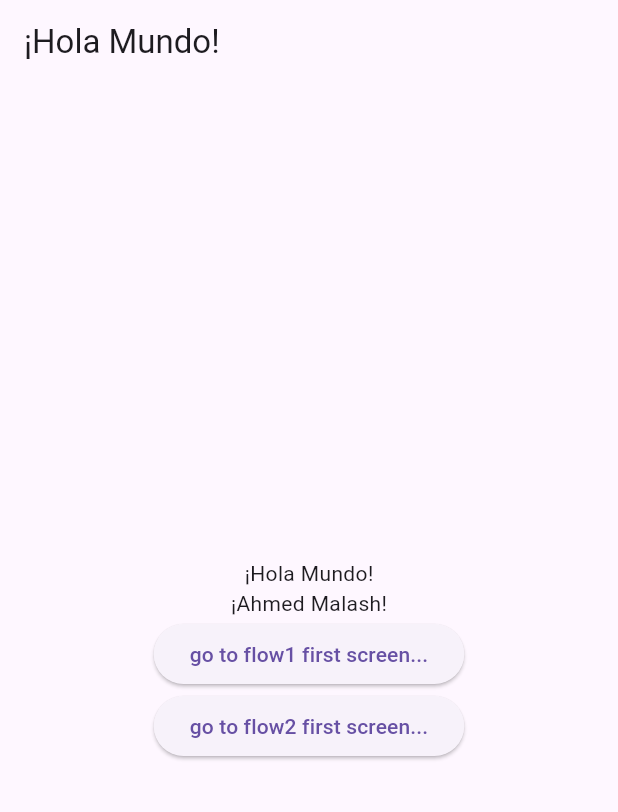
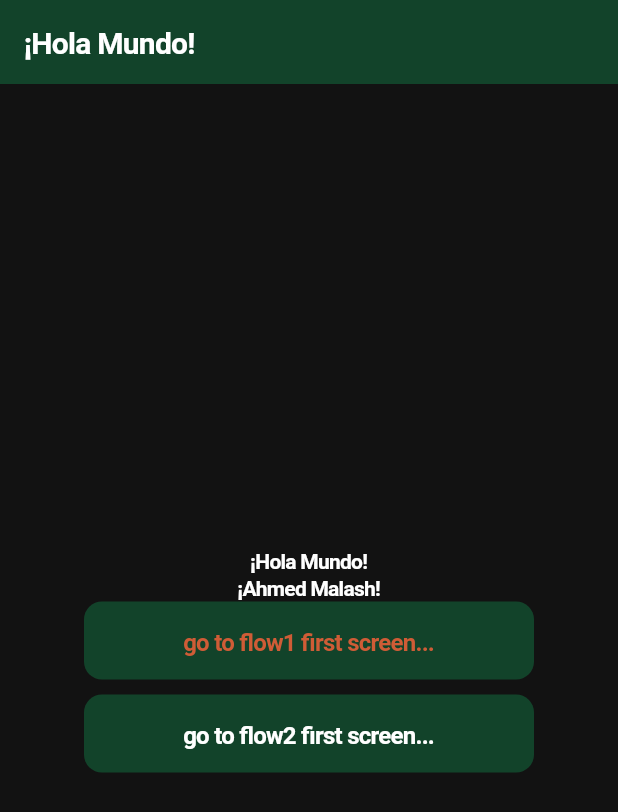
Before and after one commit to Malash99/KB_LABS_DEMO, a Flutter app: the screen it shows after launch, on a phone screen of 412 x 824 dp. Shown: the top 812 px of the screen. Run offline on Flutter 3.47's test engine with Material 3 defaults, Android fonts, the light colour scheme and no system bars; our stand-ins replace go_router.

Commit message:
Added Theme and Custom Spacings And custom Text Styles and darkMode

```diff
--- /dev/null
+++ b/lib/Theme/CustomTextStyles.dart
@@ -0,0 +1,102 @@
+
+import 'package:flutter/material.dart';
+import 'package:kb_demo_startup/Theme/Theme.dart';
+
+class AppTextStyles {
+  // Base styles
+  static TextStyle _baseStyle = TextStyle(
+    color: CustomColors.black,
+    decoration: TextDecoration.none,
+  );
+
+  static final TextStyle displayLarge = _baseStyle.copyWith(
+    fontSize: 32,
+    fontWeight: FontWeight.w700,
+    letterSpacing: -0.5,
+  );
+
+  static final TextStyle displayMedium = _baseStyle.copyWith(
+    fontSize: 28,
+    fontWeight: FontWeight.w700,
+    letterSpacing: -0.5,
+  );
+
+  static final TextStyle displaySmall = _baseStyle.copyWith(
+    fontSize: 24,
+    fontWeight: FontWeight.w700,
+    letterSpacing: -0.5,
+  );
+
+  static final TextStyle headlineMedium = _baseStyle.copyWith(
+    fontSize: 20,
+    fontWeight: FontWeight.w700,
+  );
+
+  static final TextStyle headlineSmall = _baseStyle.copyWith(
+    fontSize: 18,
+    fontWeight: FontWeight.w700,
+  );
+
+  static final TextStyle titleLarge = _baseStyle.copyWith(
+    fontSize: 16,
+    fontWeight: FontWeight.w700,
+  );
+
+  static final TextStyle titleMedium = _baseStyle.copyWith(
+    fontSize: 18,
+    fontWeight: FontWeight.w700,
+  );
+
+  static final TextStyle titleSmall = _baseStyle.copyWith(
+    fontSize: 16,
+    fontWeight: FontWeight.w700,
+  );
+
+  static final TextStyle bodyLarge = _baseStyle.copyWith(
+    fontSize: 16,
+    fontWeight: FontWeight.w400,
+  );
+
+  static final TextStyle bodyMedium = _baseStyle.copyWith(
+    fontSize: 14,
+    fontWeight: FontWeight.w400,
+  );
+
+  static final TextStyle bodySmall = _baseStyle.copyWith(
+    fontSize: 12,
+    fontWeight: FontWeight.w400,
+  );
+
+  static final TextStyle labelLarge = _baseStyle.copyWith(
+    fontSize: 16,
+    fontWeight: FontWeight.w500,
+  );
+
+  static final TextStyle labelSmall = _baseStyle.copyWith(
+    fontSize: 10,
+    fontWeight: FontWeight.w500,
+  );
+
+  static final TextStyle bodyMediumfadedBold = bodyLarge.copyWith(
+    color: CustomColors.faded,
+    fontWeight: FontWeight.bold,
+  );
+
+  static final TextStyle bodymediumbold = titleSmall.copyWith(
+      color: CustomColors.black, fontWeight: FontWeight.bold);
+
+  static final TextStyle bodyMediumfaded =
+      titleSmall.copyWith(color: CustomColors.faded);
+
+  static final TextStyle bodyMediumhint =
+      titleSmall.copyWith(color: CustomColors.greyBoxBorder);
+
+  static final TextStyle bodyMediumWarning =
+      titleSmall.copyWith(color: CustomColors.redError);
+
+  static final TextStyle titlesmallfaded = titleSmall.copyWith(
+      color: CustomColors.faded, fontWeight: FontWeight.w400);
+
+  static final TextStyle accentBodyMedium = titleSmall.copyWith(
+      color: CustomColors.accent, );
+}
--- /dev/null
+++ b/lib/Theme/Spacing.dart
@@ -0,0 +1,43 @@
+class Spacing{
+  static const double microSpacing = 2;
+  static const double textSpacing = 5;
+  static const double smallSpacing = 8;
+  static const double lowMidSpacing = 10;
+  static const double midSpacing = 20;
+  static const double highMidSpacing = 30;
+  static const double largeSpacing = 40;
+
+}
+
+class CustomPadding{
+  static const double tinyPading = 5;
+  static const double smallPadding = 8;
+  static const double lowMedPadding = 10;
+  static const double mediumPadding = 12;
+  static const double highMedPadding = 14;
+  static const double regularPadding = 16;
+  static const double largePadding = 40;
+}
+
+class CustomRadius{
+  static const double smallRadius = 5;
+  static const double mediumRadius = 8;
+  static const double regularRadius = 12;
+  static const double radius = 10;
+}
+
+class IconSize{
+  static const double smallIcon = 14;
+  static const double medIcon = 16;
+  static const double selectedIcon = 24;
+  static const double iconSize = 30;
+}
+
+class BorderSize{
+  static const double borderWidth = 1;
+  static const double mediumBorderWidth = 1.5;
+}
+
+class ImageSize{
+  static const double imageSize = 80;
+}
--- /dev/null
+++ b/lib/Theme/Theme.dart
@@ -0,0 +1,92 @@
+import 'package:flutter/material.dart';
+
+class CustomColors {
+  static bool isDarkMode = false;
+
+  static Color get primary => isDarkMode ? const Color(0xFF12432A) : const Color(0xFF1B4C2E);
+  static Color get secondary => isDarkMode ? const Color(0xFF569B47) : const Color(0xFF6BBF59);
+  static Color get accent => const Color(0xFFCF5C36); // same in both
+  static Color get darkBrown => isDarkMode ? const Color(0xFF1E1411) : const Color(0xFF2C1B16);
+  static Color get whiteBackground => isDarkMode ? const Color(0xFF121212) : const Color(0xFFFFFFFF);
+  static Color get black => isDarkMode ? const Color(0xFFFFFFFF) : const Color(0xFF0F0F10);
+  static Color get faded => isDarkMode ? const Color.fromRGBO(200, 200, 200, 1) : const Color.fromRGBO(67, 67, 67, 1);
+  static Color get greyBoxBorder => const Color(0xFFCFD0D2); // optional tweak
+  static Color get redError => const Color.fromRGBO(207, 92, 54, 1);
+  static Color get appBarSecondary => isDarkMode ? const Color(0xFF2C4035) : const Color(0xFFE1F2DE);
+  static Color get fadedSecondary => isDarkMode ? const Color(0xFF1E2D26) : const Color(0xFFF1F7F3);
+  static Color get outlineCard => const Color(0xFFCFD0D2);
+}
+
+
+class CustomStyles {
+  static TextStyle mainText = TextStyle(
+    fontSize: 24,
+    fontWeight: FontWeight.w700,
+    height: 30 / 24,
+    letterSpacing: -0.5,
+    color: CustomColors.black,
+    decoration: TextDecoration.none,
+  );
+}
+
+ThemeData getAppTheme(bool isDarkMode) {
+  CustomColors.isDarkMode = isDarkMode;
+
+  final brightness = isDarkMode ? Brightness.dark : Brightness.light;
+
+  return ThemeData(
+    brightness: brightness,
+    colorScheme: ColorScheme(
+      brightness: brightness,
+      primary: CustomColors.primary,
+      secondary: CustomColors.secondary,
+      surface: CustomColors.darkBrown,
+      background: CustomColors.whiteBackground,
+      error: CustomColors.accent,
+      onPrimary: Colors.white,
+      onSecondary: Colors.white,
+      onSurface: Colors.white,
+      onBackground: Colors.white,
+      onError: Colors.white,
+    ),
+    scaffoldBackgroundColor: CustomColors.whiteBackground,
+    textTheme: TextTheme(
+      displayLarge: CustomStyles.mainText.copyWith(fontSize: 32, color: CustomColors.black),
+      bodyLarge: CustomStyles.mainText.copyWith(fontSize: 16, height: 24 / 16, color: CustomColors.black),
+      bodyMedium: CustomStyles.mainText.copyWith(fontSize: 14, color: CustomColors.black),
+      displayMedium: CustomStyles.mainText.copyWith(fontSize: 28, color: CustomColors.black),
+      displaySmall: CustomStyles.mainText.copyWith(fontSize: 24, color: CustomColors.black),
+      headlineMedium: CustomStyles.mainText.copyWith(fontSize: 20, color: CustomColors.black),
+      headlineSmall: CustomStyles.mainText.copyWith(fontSize: 18, color: CustomColors.black),
+      titleLarge: CustomStyles.mainText.copyWith(fontSize: 16, color: CustomColors.black),
+      titleMedium: CustomStyles.mainText.copyWith(fontSize: 18, color: CustomColors.black),
+      titleSmall: CustomStyles.mainText.copyWith(fontSize: 16, color: CustomColors.black),
+      labelLarge: CustomStyles.mainText.copyWith(fontSize: 16, color: CustomColors.black),
+      bodySmall: CustomStyles.mainText.copyWith(fontSize: 12, color: CustomColors.black),
+      labelSmall: CustomStyles.mainText.copyWith(fontSize: 10, color: CustomColors.black),
+    ),
+    appBarTheme: AppBarTheme(
+      backgroundColor: CustomColors.primary,
+      foregroundColor: Colors.white,
+      titleTextStyle: CustomStyles.mainText.copyWith(
+        fontSize: 20,
+        height: 26 / 20,
+        color: Colors.white,
+      ),
+    ),
+    elevatedButtonTheme: ElevatedButtonThemeData(
+      style: ElevatedButton.styleFrom(
+        backgroundColor: CustomColors.primary,
+        foregroundColor: Colors.white,
+        textStyle: CustomStyles.mainText.copyWith(fontSize: 16, height: 24 / 16),
+        shape: RoundedRectangleBorder(
+          borderRadius: BorderRadius.circular(12),
+        ),
+        alignment: Alignment.center,
+        minimumSize: const Size(300, 52),
+        padding: const EdgeInsets.all(2),
+        elevation: 0,
+      ),
+    ),
+  );
+}
--- a/lib/flow_1/flow1_screen2.dart
+++ b/lib/flow_1/flow1_screen2.dart
@@ -1,7 +1,5 @@
 import 'package:flutter/material.dart';
-import 'package:go_router/go_router.dart';
 import 'package:kb_demo_startup/generated/app_localizations.dart';
-import 'package:kb_demo_startup/routes/route_names.dart';
 
 class Flow1Screen2 extends StatelessWidget {
   const Flow1Screen2({super.key});
@@ -13,13 +11,10 @@ class Flow1Screen2 extends StatelessWidget {
       appBar: AppBar(),
       body: Column(
         children: [
-          Container(
-            child: Column(
-              children: [
-                Center(child: Text(localizations.f1s2)),
-
-              ],
-            ),
+          Column(
+            children: [
+              Center(child: Text(localizations.f1s2)),
+            ],
           ),
         ],
       ),
--- a/lib/home_page.dart
+++ b/lib/home_page.dart
@@ -1,5 +1,7 @@
 import 'package:flutter/material.dart';
 import 'package:go_router/go_router.dart';
+import 'package:kb_demo_startup/Theme/CustomTextStyles.dart';
+import 'package:kb_demo_startup/Theme/Spacing.dart';
 import 'package:kb_demo_startup/generated/app_localizations.dart';
 import 'package:kb_demo_startup/routes/route_names.dart';
 
@@ -23,13 +25,20 @@ class MyHomePage extends StatelessWidget {
               onPressed: () {
                 context.pushNamed(RouteNames.flow1_screen1Name);
               },
-              child: Text("go to flow1 first screen..."),
+              child: Text(
+                "go to flow1 first screen...",
+                style: AppTextStyles.accentBodyMedium,
+              ),
             ),
+            SizedBox(height:Spacing.lowMidSpacing),
             ElevatedButton(
               onPressed: () {
                 context.pushNamed(RouteNames.flow2_screen1Name);
               },
-              child: Text("go to flow2 first screen..."),
+              child: Text(
+                "go to flow2 first screen...",
+                style: AppTextStyles.titleSmall,
+              ),
             ),
           ],
         ),
--- a/lib/main.dart
+++ b/lib/main.dart
@@ -1,5 +1,6 @@
 import 'package:flutter/material.dart';
 import 'package:flutter_localizations/flutter_localizations.dart';
+import 'package:kb_demo_startup/Theme/Theme.dart';
 import 'package:kb_demo_startup/generated/app_localizations.dart';
 import 'package:kb_demo_startup/routes/route_generator.dart';
 
@@ -13,7 +14,7 @@ class MyApp extends StatelessWidget {
   @override
   Widget build(BuildContext context) {
     final router = AppRouter.returnRouter(false);
-
+    final isDarkMode = true;
     return MaterialApp.router(  // Changed to MaterialApp.router
       title: 'Flutter Demo',
       // Localization delegates
@@ -31,9 +32,7 @@ class MyApp extends StatelessWidget {
       ],
       // Use device locale
       locale: const Locale('es'),
-      theme: ThemeData(
-        primarySwatch: Colors.blue,
-      ),
+      theme: getAppTheme(isDarkMode),
       // Replace home with routerConfig
       routerConfig: router,  // Use the router here
     );
```
